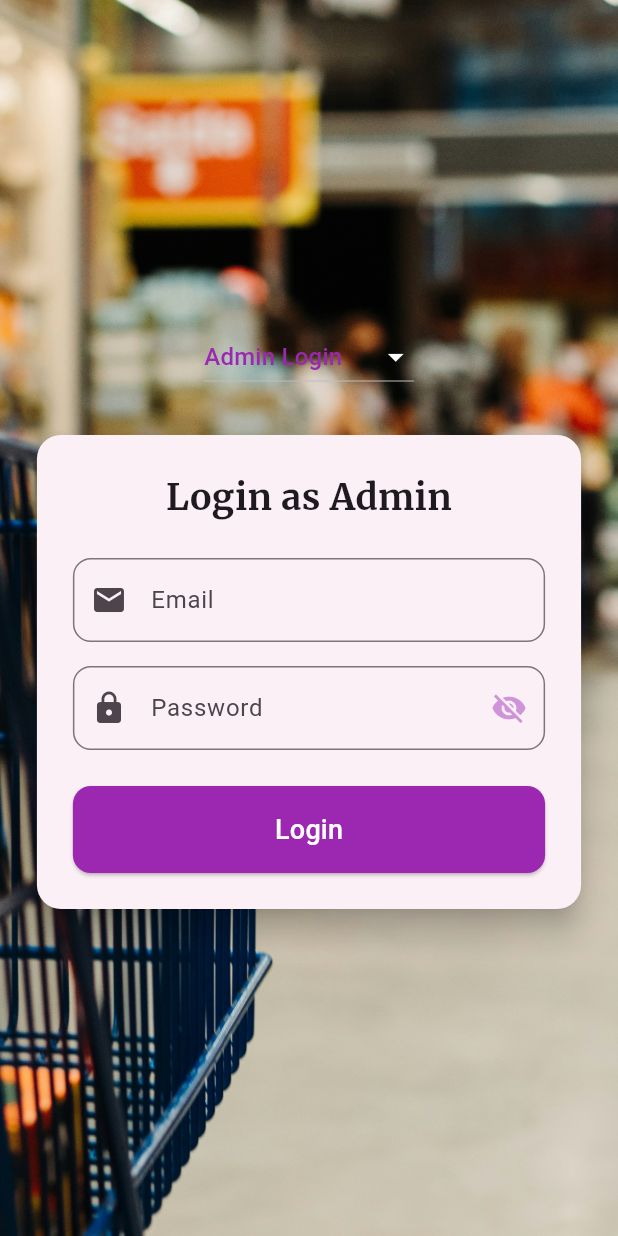
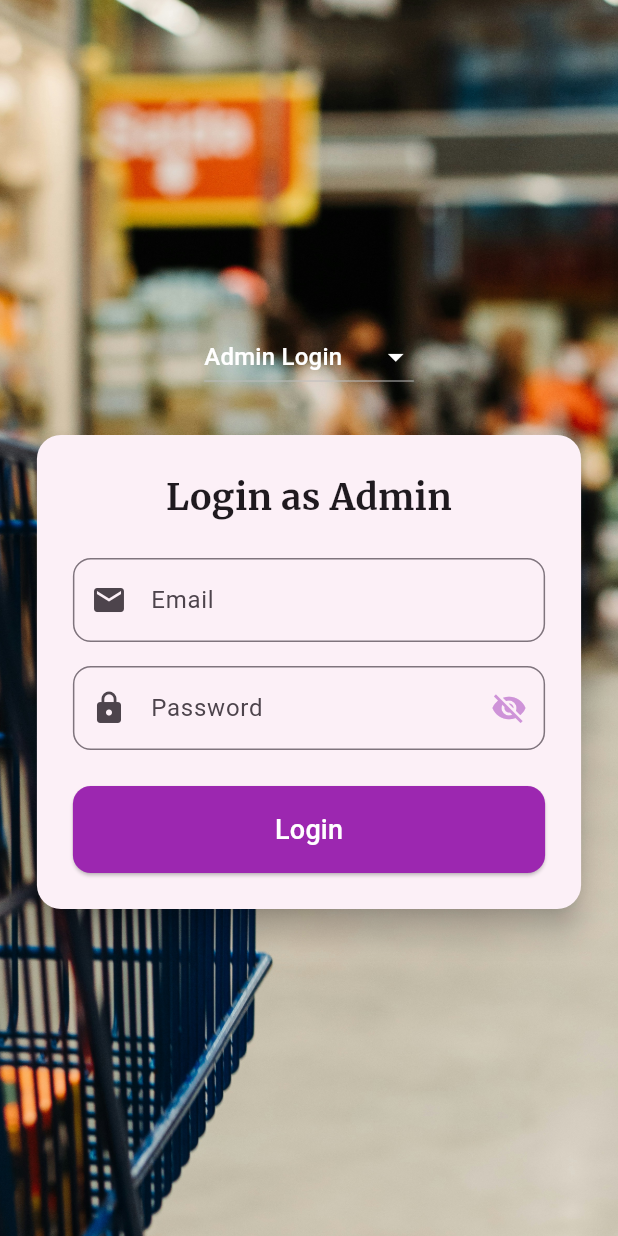
Before and after one commit to rhtmahour/go90Stores, a Flutter app: the screen it shows after launch, after a tap on "Start Shopping", on a phone screen of 412 x 824 dp. Run offline on Flutter 3.47's test engine with Material 3 defaults, Android fonts, the phone set to English and light mode, and no system bars; our stand-ins replace badges, carousel_slider, cloud_firestore, csv, dio, dots_indicator and 10 more; missing offline and left inert: flutter_stripe; accounts and stored records are empty; network calls fail.

Commit message:
code on date 08-05-2025

```diff
--- a/lib/adminlogin.dart
+++ b/lib/adminlogin.dart
@@ -6,8 +6,6 @@ import 'package:go90stores/customerdashboard.dart';
 import 'package:go90stores/customersignup.dart';
 import 'package:go90stores/mystore.dart';
 import 'package:go90stores/store_registration.dart';
-import 'dart:convert';
-import 'package:crypto/crypto.dart';
 
 class AdminLogin extends StatefulWidget {
   const AdminLogin({super.key});
@@ -46,7 +44,7 @@ class _AdminLoginState extends State<AdminLogin> {
     try {
       if (_selectedRole == 'Admin') {
         // ✅ Admin Login
-        UserCredential userCredential1 = await _auth.signInWithEmailAndPassword(
+        UserCredential userCredential = await _auth.signInWithEmailAndPassword(
           email: _emailController.text.trim(),
           password: _passwordController.text.trim(),
         );
@@ -150,6 +148,7 @@ class _AdminLoginState extends State<AdminLogin> {
               children: [
                 // ✅ Add Role Selection
                 DropdownButton<String>(
+                  dropdownColor: Colors.grey,
                   value: _selectedRole,
                   iconEnabledColor: Colors.white,
                   onChanged: (value) {
@@ -162,21 +161,21 @@ class _AdminLoginState extends State<AdminLogin> {
                       value: 'Admin',
                       child: Text(
                         'Admin Login',
-                        style: TextStyle(color: Colors.purple),
+                        style: TextStyle(color: Colors.white),
                       ),
                     ),
                     DropdownMenuItem(
                       value: 'Store',
                       child: Text(
                         'Store Login',
-                        style: TextStyle(color: Colors.purple),
+                        style: TextStyle(color: Colors.white),
                       ),
                     ),
                     DropdownMenuItem(
                       value: 'Customer',
                       child: Text(
                         'Customer Login',
-                        style: TextStyle(color: Colors.purple),
+                        style: TextStyle(color: Colors.white),
                       ),
                     ),
                   ],
```
Also changed, not shown: 4 other files.
